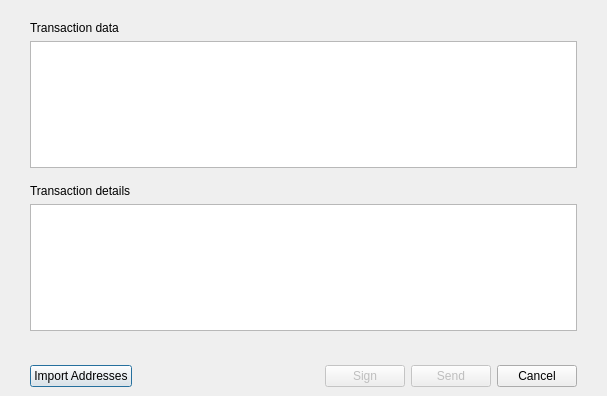
Old version of the form src/qt/forms/hardwaresigntxdialog.ui in the repository qtumproject/qtum.
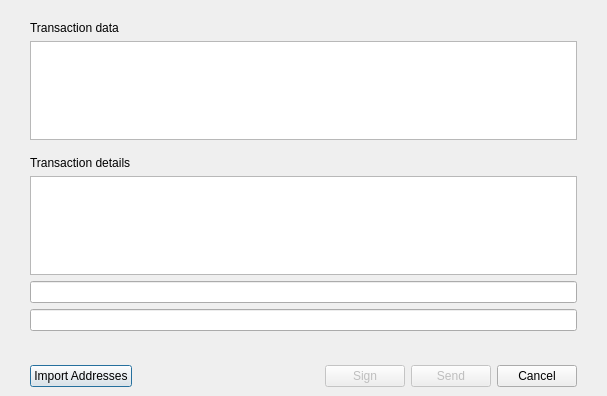
New version of the form. Custom widgets are drawn as their Qt base class.

Commit message: Add amount and fee field in hardware sign tx dialog

Patch:
```diff
--- a/src/qt/forms/hardwaresigntxdialog.ui
+++ b/src/qt/forms/hardwaresigntxdialog.ui
@@ -83,6 +83,20 @@
      <item>
       <widget class="QTextEdit" name="textEditTxDetails"/>
      </item>
+     <item>
+      <widget class="BitcoinAmountField" name="lineEditAmount">
+       <property name="readOnly">
+        <bool>true</bool>
+       </property>
+      </widget>
+     </item>
+     <item>
+      <widget class="BitcoinAmountField" name="lineEditFee">
+       <property name="readOnly">
+        <bool>true</bool>
+       </property>
+      </widget>
+     </item>
     </layout>
    </item>
    <item>
@@ -165,6 +179,14 @@
    </item>
   </layout>
  </widget>
+ <customwidgets>
+  <customwidget>
+   <class>BitcoinAmountField</class>
+   <extends>QLineEdit</extends>
+   <header>qt/bitcoinamountfield.h</header>
+   <container>1</container>
+  </customwidget>
+ </customwidgets>
  <resources/>
  <connections/>
 </ui>
```
The commit also changes 1 other file.
